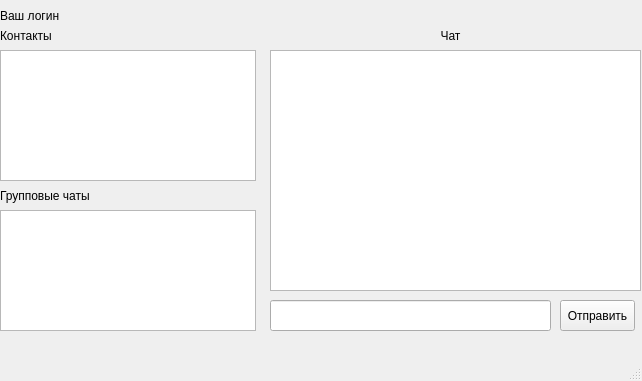
Qt form Cleint/client/client.ui (Prophet35208/Messenger) before a commit.
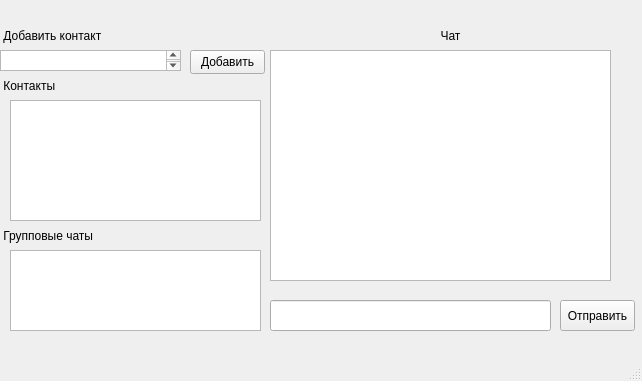
The same form after that commit.

```diff
--- a/Cleint/client/client.ui
+++ b/Cleint/client/client.ui
@@ -14,124 +14,43 @@
    <string>Client</string>
   </property>
   <widget class="QWidget" name="centralwidget">
-   <widget class="QListView" name="listView">
+   <widget class="QLabel" name="label_add_contact">
     <property name="geometry">
      <rect>
       <x>0</x>
-      <y>50</y>
-      <width>256</width>
-      <height>131</height>
-     </rect>
-    </property>
-    <property name="sizePolicy">
-     <sizepolicy hsizetype="Expanding" vsizetype="Expanding">
-      <horstretch>0</horstretch>
-      <verstretch>0</verstretch>
-     </sizepolicy>
-    </property>
-    <property name="maximumSize">
-     <size>
-      <width>16777215</width>
-      <height>16777215</height>
-     </size>
-    </property>
-    <property name="sizeIncrement">
-     <size>
-      <width>0</width>
-      <height>0</height>
-     </size>
-    </property>
-    <property name="horizontalScrollBarPolicy">
-     <enum>Qt::ScrollBarAlwaysOff</enum>
-    </property>
-    <property name="sizeAdjustPolicy">
-     <enum>QAbstractScrollArea::AdjustToContents</enum>
-    </property>
-    <property name="selectionMode">
-     <enum>QAbstractItemView::SingleSelection</enum>
-    </property>
-    <property name="horizontalScrollMode">
-     <enum>QAbstractItemView::ScrollPerItem</enum>
-    </property>
-    <property name="flow">
-     <enum>QListView::TopToBottom</enum>
-    </property>
-    <property name="isWrapping" stdset="0">
-     <bool>false</bool>
-    </property>
-    <property name="layoutMode">
-     <enum>QListView::SinglePass</enum>
-    </property>
-    <property name="viewMode">
-     <enum>QListView::ListMode</enum>
-    </property>
-    <property name="uniformItemSizes">
-     <bool>false</bool>
-    </property>
-    <property name="batchSize">
-     <number>100</number>
-    </property>
-    <property name="wordWrap">
-     <bool>true</bool>
-    </property>
-   </widget>
-   <widget class="QLabel" name="label">
-    <property name="geometry">
-     <rect>
-      <x>0</x>
-      <y>0</y>
+      <y>20</y>
       <width>141</width>
       <height>31</height>
      </rect>
     </property>
     <property name="text">
-     <string>Ваш логин</string>
+     <string> Добавить контакт</string>
     </property>
    </widget>
    <widget class="QLabel" name="label_2">
     <property name="geometry">
      <rect>
       <x>0</x>
-      <y>20</y>
+      <y>70</y>
       <width>141</width>
       <height>31</height>
      </rect>
     </property>
     <property name="text">
-     <string>Контакты</string>
+     <string> Контакты</string>
     </property>
    </widget>
    <widget class="QLabel" name="label_3">
     <property name="geometry">
      <rect>
       <x>0</x>
-      <y>180</y>
+      <y>220</y>
       <width>141</width>
       <height>31</height>
      </rect>
     </property>
     <property name="text">
-     <string>Групповые чаты</string>
-    </property>
-   </widget>
-   <widget class="QListView" name="listView_2">
-    <property name="geometry">
-     <rect>
-      <x>0</x>
-      <y>210</y>
-      <width>256</width>
-      <height>121</height>
-     </rect>
-    </property>
-   </widget>
-   <widget class="QListView" name="listView_3">
-    <property name="geometry">
-     <rect>
-      <x>270</x>
-      <y>50</y>
-      <width>371</width>
-      <height>241</height>
-     </rect>
+     <string> Групповые чаты</string>
     </property>
    </widget>
    <widget class="QLabel" name="label_4">
@@ -173,6 +92,59 @@
      <string>Отправить</string>
     </property>
    </widget>
+   <widget class="QPushButton" name="pushButton_get_contact">
+    <property name="geometry">
+     <rect>
+      <x>190</x>
+      <y>50</y>
+      <width>75</width>
+      <height>24</height>
+     </rect>
+    </property>
+    <property name="text">
+     <string>Добавить</string>
+    </property>
+   </widget>
+   <widget class="QTextEdit" name="textEdit_contact">
+    <property name="geometry">
+     <rect>
+      <x>0</x>
+      <y>50</y>
+      <width>181</width>
+      <height>21</height>
+     </rect>
+    </property>
+   </widget>
+   <widget class="QListWidget" name="listWidget_chat">
+    <property name="geometry">
+     <rect>
+      <x>270</x>
+      <y>50</y>
+      <width>341</width>
+      <height>231</height>
+     </rect>
+    </property>
+   </widget>
+   <widget class="QListWidget" name="listWidget_contact">
+    <property name="geometry">
+     <rect>
+      <x>10</x>
+      <y>100</y>
+      <width>251</width>
+      <height>121</height>
+     </rect>
+    </property>
+   </widget>
+   <widget class="QListWidget" name="listWidget_group">
+    <property name="geometry">
+     <rect>
+      <x>10</x>
+      <y>250</y>
+      <width>251</width>
+      <height>81</height>
+     </rect>
+    </property>
+   </widget>
   </widget>
   <widget class="QMenuBar" name="menubar">
    <property name="geometry">
```
